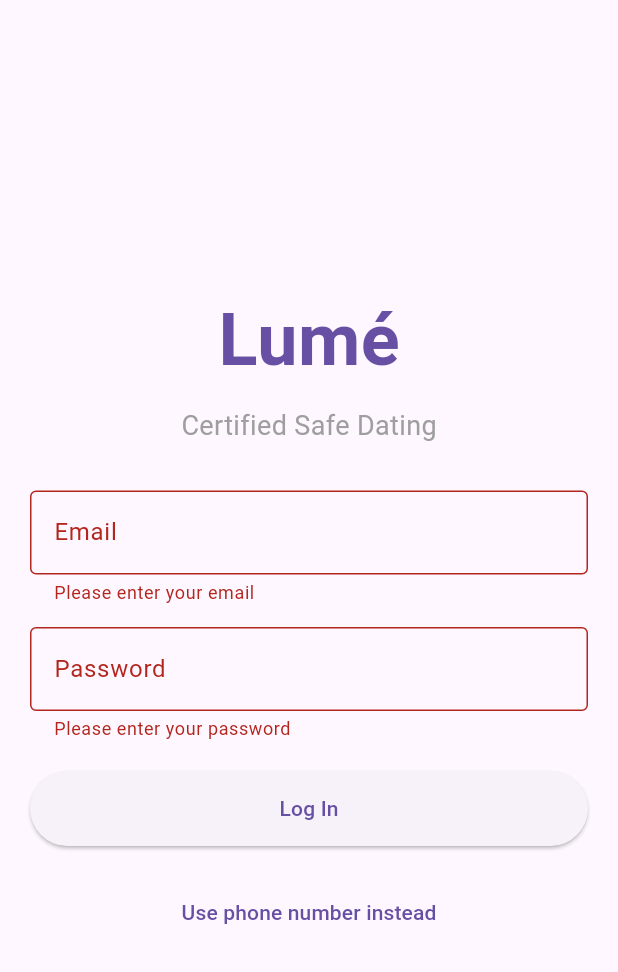
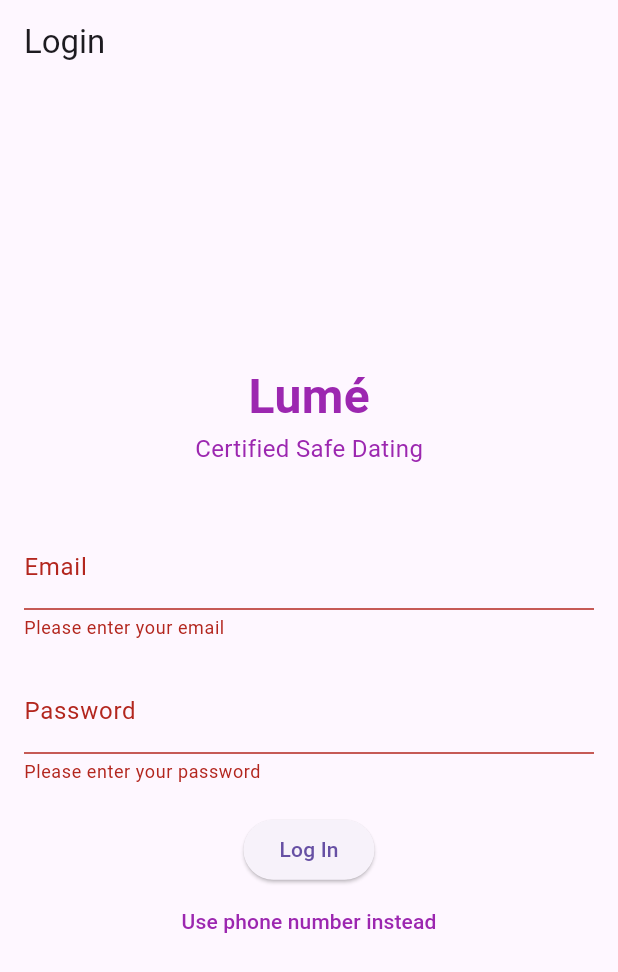
Before and after one commit to adhfarg/lume2, a Flutter app: the screen it shows after launch, after a tap on "Log In", on a phone screen of 412 x 824 dp. Shown: the top 972 px of the screen. Run offline on Flutter 3.47's test engine with Material 3 defaults, Android fonts, the phone set to English and light mode, and no system bars; our stand-ins replace dio, image_picker.

Commit message:
Logo Update

```diff
--- a/lib/main.dart
+++ b/lib/main.dart
@@ -4,6 +4,7 @@
 import 'services/health_verification_service.dart';
 import 'screens/login_screen.dart';
 import 'screens/home_screen.dart';
+import 'screens/profile_screen.dart';
 
 void main() {
   runApp(
@@ -28,13 +29,14 @@
       ),
       home: Consumer<AuthService>(
         builder: (context, authService, _) {
-          if (authService.isAuthenticated) {
-            return HomeScreen();
-          } else {
-            return LoginScreen();
-          }
+          return authService.isAuthenticated ? HomeScreen() : LoginScreen();
         },
       ),
+      routes: {
+        '/login': (context) => LoginScreen(),
+        '/home': (context) => HomeScreen(),
+        '/profile': (context) => ProfileScreen(),
+      },
     );
   }
 }
--- a/lib/screens/login_screen.dart
+++ b/lib/screens/login_screen.dart
@@ -1,41 +1,25 @@
 import 'package:flutter/material.dart';
 import 'package:provider/provider.dart';
-import 'package:lume/services/auth_service.dart';
+import '../services/auth_service.dart';
 
 class LoginScreen extends StatefulWidget {
-  const LoginScreen({Key? key}) : super(key: key);
-
   @override
   _LoginScreenState createState() => _LoginScreenState();
 }
 
 class _LoginScreenState extends State<LoginScreen> {
   final _formKey = GlobalKey<FormState>();
-  String _loginMethod = 'email';
   String _email = '';
-  String _phoneNumber = '';
   String _password = '';
-
-  void _handleLogin() {
-    if (_formKey.currentState!.validate()) {
-      _formKey.currentState!.save();
-      final authService = Provider.of<AuthService>(context, listen: false);
-      authService.signIn(_email, _password);
-    }
-  }
-
-  void _toggleLoginMethod() {
-    setState(() {
-      _loginMethod = _loginMethod == 'email' ? 'phone' : 'email';
-    });
-  }
 
   @override
   Widget build(BuildContext context) {
+    final authService = Provider.of<AuthService>(context);
+
     return Scaffold(
-      body: SafeArea(
-        child: Padding(
-          padding: const EdgeInsets.all(20.0),
+      appBar: AppBar(title: Text('Login')),
+      body: Padding(
+        padding: EdgeInsets.all(16.0),
         child: Form(
           key: _formKey,
           child: Column(
@@ -44,81 +28,54 @@
               Text(
                 'Lumé',
                 style: TextStyle(
-                    fontSize: 48,
+                    fontSize: 32,
                     fontWeight: FontWeight.bold,
-                    color: Theme.of(context).primaryColor,
+                    color: Colors.purple),
               ),
+              Text(
+                'Certified Safe Dating',
+                style: TextStyle(fontSize: 16, color: Colors.purple),
               ),
-                const SizedBox(height: 10),
-                const Text(
-                  'Certified Safe Dating',
-                  style: TextStyle(fontSize: 18, color: Colors.grey),
+              SizedBox(height: 40),
+              TextFormField(
+                decoration: InputDecoration(labelText: 'Email'),
+                validator: (value) =>
+                    value!.isEmpty ? 'Please enter your email' : null,
+                onSaved: (value) => _email = value!,
               ),
-                const SizedBox(height: 30),
-                if (_loginMethod == 'email')
+              SizedBox(height: 20),
               TextFormField(
-                    decoration: const InputDecoration(
-                      labelText: 'Email',
-                      border: OutlineInputBorder(),
-                    ),
-                    keyboardType: TextInputType.emailAddress,
-                    validator: (value) {
-                      if (value == null || value.isEmpty) {
-                        return 'Please enter your email';
-                      }
-                      return null;
-                    },
-                    onSaved: (value) => _email = value!,
-                  )
-                else
-                  TextFormField(
-                    decoration: const InputDecoration(
-                      labelText: 'Phone Number',
-                      border: OutlineInputBorder(),
-                    ),
-                    keyboardType: TextInputType.phone,
-                    validator: (value) {
-                      if (value == null || value.isEmpty) {
-                        return 'Please enter your phone number';
-                      }
-                      return null;
-                    },
-                    onSaved: (value) => _phoneNumber = value!,
-                  ),
-                const SizedBox(height: 15),
-                TextFormField(
-                  decoration: const InputDecoration(
-                    labelText: 'Password',
-                    border: OutlineInputBorder(),
-                  ),
+                decoration: InputDecoration(labelText: 'Password'),
                 obscureText: true,
-                  validator: (value) {
-                    if (value == null || value.isEmpty) {
-                      return 'Please enter your password';
-                    }
-                    return null;
-                  },
+                validator: (value) =>
+                    value!.isEmpty ? 'Please enter your password' : null,
                 onSaved: (value) => _password = value!,
               ),
-                const SizedBox(height: 20),
+              SizedBox(height: 20),
               ElevatedButton(
-                  onPressed: _handleLogin,
-                  child: const Text('Log In'),
-                  style: ElevatedButton.styleFrom(
-                    minimumSize: const Size.fromHeight(50),
+                child: Text('Log In'),
+                onPressed: () async {
+                  if (_formKey.currentState!.validate()) {
+                    _formKey.currentState!.save();
+                    bool success = await authService.signIn(_email, _password);
+                    if (success) {
+                      Navigator.pushReplacementNamed(context, '/');
+                    } else {
+                      ScaffoldMessenger.of(context).showSnackBar(
+                        SnackBar(content: Text('Invalid credentials')),
+                      );
+                    }
+                  }
+                },
               ),
-                ),
-                const SizedBox(height: 20),
               TextButton(
-                  onPressed: _toggleLoginMethod,
-                  child: Text(
-                    _loginMethod == 'email'
-                        ? 'Use phone number instead'
-                        : 'Use email instead',
-                  ),
+                onPressed: () {
+                  // Handle phone number login
+                },
+                child: Text('Use phone number instead',
+                    style: TextStyle(color: Colors.purple)),
               ),
             ],
-            ),
           ),
         ),
       ),
--- a/lib/services/auth_service.dart
+++ b/lib/services/auth_service.dart
@@ -1,35 +1,28 @@
 import 'package:flutter/foundation.dart';
 
-class User {
-  final String uid;
-  final String? email;
-  final String? phoneNumber;
-  final String? displayName;
+class AuthService extends ChangeNotifier {
+  String? _userId;
+  String? _userEmail;
 
-  User({required this.uid, this.email, this.phoneNumber, this.displayName});
-}
+  bool get isAuthenticated => _userId != null;
 
-class AuthService with ChangeNotifier {
-  User? _currentUser;
+  String? get currentUserId => _userId;
+  String? get currentUserEmail => _userEmail;
 
-  User? get currentUser => _currentUser;
-
-  bool get isAuthenticated => _currentUser != null;
-
-  Future<void> signIn(String email, String password) async {
-    // TODO: Implement actual authentication logic
-    // For now, we'll just simulate a successful login
-    _currentUser = User(
-      uid: '123',
-      email: email,
-      displayName: 'John Doe',
-    );
-    notifyListeners();
+  Future<bool> signIn(String email, String password) async {
+    // Demo login
+    if (email == 'Adam' && password == '1127') {
+      _userId = 'demo_user_id';
+      _userEmail = email;
+      notifyListeners();
+      return true;
+    }
+    return false;
   }
 
-  Future<void> signOut() async {
-    // TODO: Implement actual sign out logic
-    _currentUser = null;
+  void signOut() {
+    _userId = null;
+    _userEmail = null;
     notifyListeners();
   }
 }
--- a/lib/services/health_verification_service.dart
+++ b/lib/services/health_verification_service.dart
@@ -12,7 +12,7 @@
         ));
 
   Future<String> submitHealthCertification(
-      String userId, Map<String, String> data) async {
+      String userId, Map<String, String> data, String path) async {
     final response = await _dio.post('/health-certification', data: {
       'userId': userId,
       ...data,
--- a/pubspec.yaml
+++ b/pubspec.yaml
@@ -15,6 +15,7 @@
   http: ^1.1.0
   shared_preferences: ^2.2.2
   dio: ^5.3.2
+  image_picker: ^1.0.4
 
 dev_dependencies:
   flutter_test:
```
Also changed, not shown: lib/screens/health_certification_screen.dart (+28 -3 lines), lib/screens/home_screen.dart (+10 -9 lines), lib/screens/profile_screen.dart (+6 -5 lines), pubspec.lock, 7 other files. Lines whose indentation alone changed are shown as unchanged.
